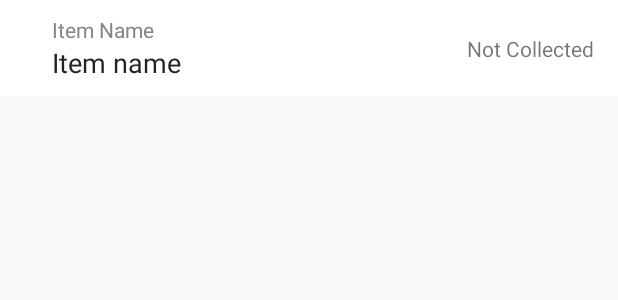
After one commit to tartarJR/Shopping-List, an Android app: the layout completed_shopping_list_row.xml on its own in the app's theme, with its tools: preview values and no code run, on a phone screen of 412 x 824 dp. The commit adds this screen. Shown: the top 300 px of the screen. Run offline under Robolectric (Android 15) with nearby library versions, the phone set to English and light mode, and no system bars.

Commit message:
completed list items feature is done

```diff
--- a/app/src/main/AndroidManifest.xml
+++ b/app/src/main/AndroidManifest.xml
@@ -34,6 +34,9 @@
         <activity
             android:name=".ui.completedshoppinglist.CompletedShoppingListsActivity"
             android:parentActivityName=".ui.main.MainActivity" />
+        <activity
+            android:name=".ui.completedshoppinglistitems.ItemDisplayActivity"
+            android:parentActivityName=".ui.completedshoppinglist.CompletedShoppingListsActivity" />
     </application>
 
 </manifest>
--- a/app/src/main/java/com/tatar/shoppinglist/ui/BaseActivity.java
+++ b/app/src/main/java/com/tatar/shoppinglist/ui/BaseActivity.java
@@ -18,6 +18,7 @@ import butterknife.ButterKnife;
 
 public abstract class BaseActivity extends AppCompatActivity {
 
+    public static final String INCOMING_SHOPPING_LIST = "shopping_list";
     public static final String INCOMING_TITLE = "title";
     public static final String INCOMING_SHOPPING_LIST_ID = "id";
 
--- a/app/src/main/java/com/tatar/shoppinglist/ui/completedshoppinglist/CompletedShoppingListsContract.java
+++ b/app/src/main/java/com/tatar/shoppinglist/ui/completedshoppinglist/CompletedShoppingListsContract.java
@@ -8,10 +8,11 @@ import java.util.List;
 public interface CompletedShoppingListsContract {
     interface CompletedShoppingListsView extends BaseView {
         void displayCompletedShoppingLists(List<ShoppingList> shoppingLists);
+
+        void navigateToItemDisplayActivity(ShoppingList shoppingList);
     }
 
     interface CompletedShoppingListsPresenter {
-
         void loadCompletedShoppingLists(String userId);
     }
 }
--- /dev/null
+++ b/app/src/main/res/layout/completed_shopping_list_row.xml
@@ -0,0 +1,77 @@
+<?xml version="1.0" encoding="utf-8"?>
+<android.support.constraint.ConstraintLayout xmlns:android="http://schemas.android.com/apk/res/android"
+    xmlns:app="http://schemas.android.com/apk/res-auto"
+    xmlns:tools="http://schemas.android.com/tools"
+    android:layout_width="match_parent"
+    android:layout_height="wrap_content"
+    android:background="@android:color/white"
+    android:paddingBottom="10dp"
+    android:paddingLeft="16dp"
+    android:paddingRight="16dp"
+    android:paddingTop="10dp">
+
+    <TextView
+        android:id="@+id/itemDot"
+        android:layout_width="wrap_content"
+        android:layout_height="30dp"
+        android:layout_marginBottom="0dp"
+        android:layout_marginLeft="0dp"
+        android:layout_marginStart="0dp"
+        android:layout_marginTop="0dp"
+        android:includeFontPadding="false"
+        android:lineSpacingExtra="0dp"
+        android:textColor="@color/orange_dot_color"
+        android:textSize="40sp"
+        app:layout_constraintBottom_toBottomOf="parent"
+        app:layout_constraintStart_toStartOf="parent"
+        app:layout_constraintTop_toTopOf="parent"
+        tools:text="." />
+
+    <TextView
+        android:id="@+id/itemNameLbl"
+        android:layout_width="wrap_content"
+        android:layout_height="wrap_content"
+        android:layout_marginBottom="0dp"
+        android:layout_marginLeft="8dp"
+        android:layout_marginStart="8dp"
+        android:layout_marginTop="0dp"
+        android:layout_toEndOf="@id/itemDot"
+        android:layout_toRightOf="@id/itemDot"
+        android:text="@string/item_name"
+        android:textColor="@color/timestamp"
+        android:textSize="14sp"
+        app:layout_constraintBottom_toTopOf="@+id/itemNameTv"
+        app:layout_constraintStart_toEndOf="@+id/itemDot"
+        app:layout_constraintTop_toTopOf="parent" />
+
+    <TextView
+        android:id="@+id/itemNameTv"
+        android:layout_width="wrap_content"
+        android:layout_height="wrap_content"
+        android:layout_below="@id/itemNameLbl"
+        android:layout_marginBottom="0dp"
+        android:layout_marginLeft="8dp"
+        android:layout_marginStart="8dp"
+        android:layout_toEndOf="@id/itemDot"
+        android:layout_toRightOf="@id/itemDot"
+        android:textColor="@color/note_list_text"
+        android:textSize="18sp"
+        app:layout_constraintBottom_toBottomOf="parent"
+        app:layout_constraintStart_toEndOf="@+id/itemDot"
+        app:layout_constraintTop_toBottomOf="@+id/itemNameLbl"
+        tools:text="Item name" />
+
+    <TextView
+        android:id="@+id/isCollectedTv"
+        android:layout_width="wrap_content"
+        android:layout_height="wrap_content"
+        android:layout_marginBottom="0dp"
+        android:layout_marginEnd="0dp"
+        android:layout_marginRight="0dp"
+        android:layout_marginTop="0dp"
+        app:layout_constraintBottom_toBottomOf="parent"
+        app:layout_constraintEnd_toEndOf="parent"
+        app:layout_constraintTop_toTopOf="parent"
+        tools:text="Not Collected" />
+
+</android.support.constraint.ConstraintLayout>
```
Also changed, not shown: app/src/main/java/com/tatar/shoppinglist/di/completedshoppinglistitems/component/CompletedShoppingListItemsComponent.java (added, +13 -0 lines), app/src/main/java/com/tatar/shoppinglist/di/completedshoppinglistitems/module/CompletedShoppingListItemsModule.java (added, +18 -0 lines), app/src/main/java/com/tatar/shoppinglist/di/completedshoppinglistitems/scope/CompletedShoppingListItemsScope.java (added, +11 -0 lines), app/src/main/java/com/tatar/shoppinglist/ui/completedshoppinglist/CompletedShoppingListsActivity.java (+23 -0 lines), app/src/main/java/com/tatar/shoppinglist/ui/completedshoppinglistitems/ItemDisplayActivity.java (added, +43 -0 lines), app/src/main/java/com/tatar/shoppinglist/ui/completedshoppinglistitems/ItemsAdapter.java (added, +80 -0 lines), app/src/main/res/layout/activity_completed_shopping_list_item_display.xml (added, +46 -0 lines).
